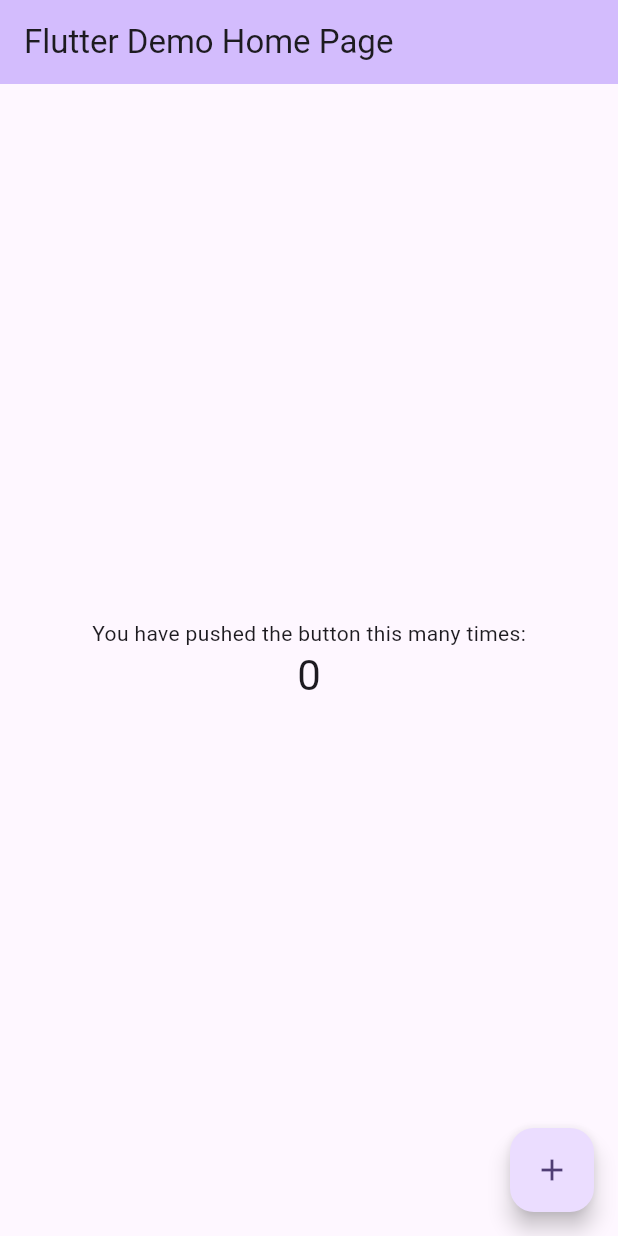
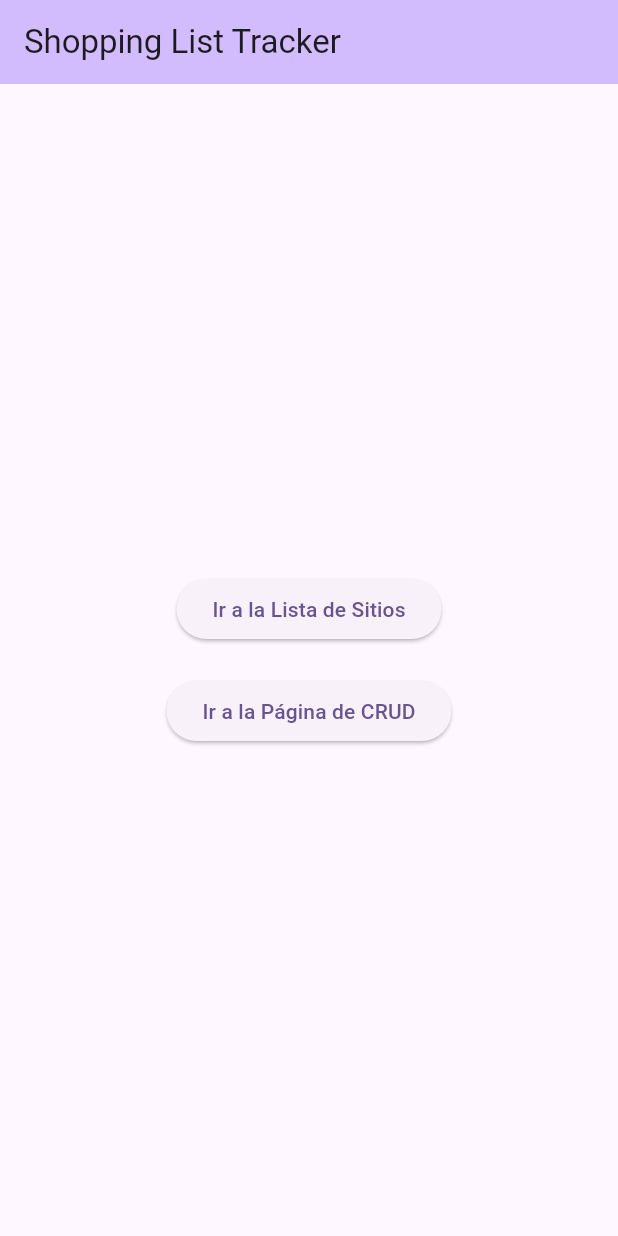
Before and after one commit to Santiago1104/ProyectoFinalApliMovil, a Flutter app: the screen it shows after launch, on a phone screen of 412 x 824 dp. Run offline on Flutter 3.47's test engine with Material 3 defaults, Android fonts, the phone set to English and light mode, and no system bars; our stand-ins replace cloud_firestore, firebase_core; accounts and stored records are empty; generated files the repository leaves out were written again.

Commit message:
Add: CRUD y Models

```diff
--- a/lib/main.dart
+++ b/lib/main.dart
@@ -1,125 +1,71 @@
 import 'package:flutter/material.dart';
+import '../pages/CRUDTestPage.dart';  // Asegúrate de que la página esté importada
 
-void main() {
+// Importaciones de Firebase
+import 'package:firebase_core/firebase_core.dart';
+import 'firebase_options.dart';
+
+void main() async {
+  WidgetsFlutterBinding.ensureInitialized();
+  await Firebase.initializeApp(
+    options: DefaultFirebaseOptions.currentPlatform,
+  );
   runApp(const MyApp());
 }
 
 class MyApp extends StatelessWidget {
   const MyApp({super.key});
 
-  // This widget is the root of your application.
   @override
   Widget build(BuildContext context) {
     return MaterialApp(
       title: 'Flutter Demo',
-      theme: ThemeData (
-        // This is the theme of your application.
-        //
-        // TRY THIS: Try running your application with "flutter run". You'll see
-        // the application has a purple toolbar. Then, without quitting the app,
-        // try changing the seedColor in the colorScheme below to Colors.green
-        // and then invoke "hot reload" (save your changes or press the "hot
-        // reload" button in a Flutter-supported IDE, or press "r" if you used
-        // the command line to start the app).
-        //
-        // Notice that the counter didn't reset back to zero; the application
-        // state is not lost during the reload. To reset the state, use hot
-        // restart instead.
-        //
-        // This works for code too, not just values: Most code changes can be
-        // tested with just a hot reload.
+      theme: ThemeData(
         colorScheme: ColorScheme.fromSeed(seedColor: Colors.deepPurple),
         useMaterial3: true,
       ),
-      home: const MyHomePage(title: 'Flutter Demo Home Page'),
+      home: const MyHomePage(title: 'Shopping List Tracker'),
+      routes: {
+        '/crud-test': (context) => CRUDTestPage(),  // Agregar la ruta para CRUDTestPage
+      },
     );
   }
 }
 
-class MyHomePage extends StatefulWidget {
+class MyHomePage extends StatelessWidget {
   const MyHomePage({super.key, required this.title});
-
-  // This widget is the home page of your application. It is stateful, meaning
-  // that it has a State object (defined below) that contains fields that affect
-  // how it looks.
-
-  // This class is the configuration for the state. It holds the values (in this
-  // case the title) provided by the parent (in this case the App widget) and
-  // used by the build method of the State. Fields in a Widget subclass are
-  // always marked "final".
 
   final String title;
 
   @override
-  State<MyHomePage> createState() => _MyHomePageState();
-}
-
-class _MyHomePageState extends State<MyHomePage> {
-  int _counter = 0;
-
-  void _incrementCounter() {
-    setState(() {
-      // This call to setState tells the Flutter framework that something has
-      // changed in this State, which causes it to rerun the build method below
-      // so that the display can reflect the updated values. If we changed
-      // _counter without calling setState(), then the build method would not be
-      // called again, and so nothing would appear to happen.
-      _counter++;
-    });
-  }
-
-  @override
   Widget build(BuildContext context) {
-    // This method is rerun every time setState is called, for instance as done
-    // by the _incrementCounter method above.
-    //
-    // The Flutter framework has been optimized to make rerunning build methods
-    // fast, so that you can just rebuild anything that needs updating rather
-    // than having to individually change instances of widgets.
     return Scaffold(
       appBar: AppBar(
-        // TRY THIS: Try changing the color here to a specific color (to
-        // Colors.amber, perhaps?) and trigger a hot reload to see the AppBar
-        // change color while the other colors stay the same.
         backgroundColor: Theme.of(context).colorScheme.inversePrimary,
-        // Here we take the value from the MyHomePage object that was created by
-        // the App.build method, and use it to set our appbar title.
-        title: Text(widget.title),
+        title: Text(title),
       ),
       body: Center(
-        // Center is a layout widget. It takes a single child and positions it
-        // in the middle of the parent.
         child: Column(
-          // Column is also a layout widget. It takes a list of children and
-          // arranges them vertically. By default, it sizes itself to fit its
-          // children horizontally, and tries to be as tall as its parent.
-          //
-          // Column has various properties to control how it sizes itself and
-          // how it positions its children. Here we use mainAxisAlignment to
-          // center the children vertically; the main axis here is the vertical
-          // axis because Columns are vertical (the cross axis would be
-          // horizontal).
-          //
-          // TRY THIS: Invoke "debug painting" (choose the "Toggle Debug Paint"
-          // action in the IDE, or press "p" in the console), to see the
-          // wireframe for each widget.
           mainAxisAlignment: MainAxisAlignment.center,
           children: <Widget>[
-            const Text(
-              'You have pushed the button this many times:',
+            ElevatedButton(
+              onPressed: () {
+                // Navegar a la lista de sitios
+                Navigator.pushNamed(context, '/site-list');
+              },
+              child: const Text('Ir a la Lista de Sitios'),
             ),
-            Text(
-              '$_counter',
-              style: Theme.of(context).textTheme.headlineMedium,
+            const SizedBox(height: 20),  // Espacio entre botones
+            ElevatedButton(
+              onPressed: () {
+                // Navegar a la página de prueba CRUD
+                Navigator.pushNamed(context, '/crud-test');
+              },
+              child: const Text('Ir a la Página de CRUD'),
             ),
           ],
         ),
       ),
-      floatingActionButton: FloatingActionButton(
-        onPressed: _incrementCounter,
-        tooltip: 'Increment',
-        child: const Icon(Icons.add),
-      ), // This trailing comma makes auto-formatting nicer for build methods.
     );
   }
 }
--- a/pubspec.yaml
+++ b/pubspec.yaml
@@ -35,6 +35,8 @@ dependencies:
   # The following adds the Cupertino Icons font to your application.
   # Use with the CupertinoIcons class for iOS style icons.
   cupertino_icons: ^1.0.8
+  firebase_core: ^3.8.0
+  cloud_firestore: ^5.5.0
 
 dev_dependencies:
   flutter_test:
@@ -46,7 +48,6 @@ dev_dependencies:
   # package. See that file for information about deactivating specific lint
   # rules and activating additional ones.
   flutter_lints: ^4.0.0
-
 # For information on the generic Dart part of this file, see the
 # following page: https://dart.dev/tools/pub/pubspec
 
```
Also changed, not shown: lib/models/Product.dart (added, +38 -0 lines), lib/models/ShoppingList.dart (added, +30 -0 lines), lib/services/firebase_service.dart (+153 -0 lines), lib/models/item.dart (deleted), lib/models/shopping_list.dart (deleted), pubspec.lock, 2 other files.
